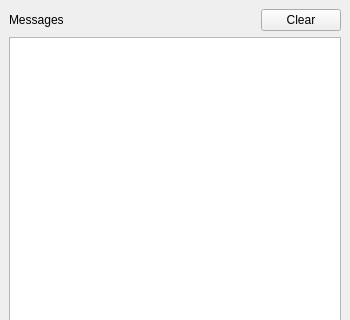
The window that UI/chatwindow.ui (xloem/spot-on-svn) describes before a commit, drawn with Qt 5; both pictures show x 0 to 350 and y 0 to 320 of the 350 by 600 pixel window.
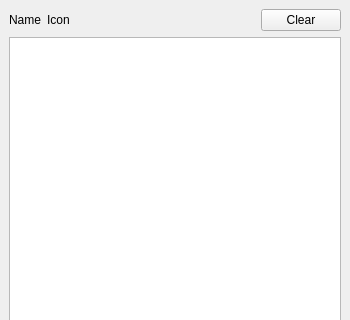
The same window after the commit. Custom widgets are drawn as their Qt base class.

Commit message: Chat windows.

What changed in the file:
```diff
--- a/UI/chatwindow.ui
+++ b/UI/chatwindow.ui
@@ -20,7 +20,14 @@
       <item>
        <widget class="QLabel" name="label">
         <property name="text">
-         <string>Messages</string>
+         <string>Name</string>
+        </property>
+       </widget>
+      </item>
+      <item>
+       <widget class="QLabel" name="icon">
+        <property name="text">
+         <string>Icon</string>
         </property>
        </widget>
       </item>
```
Left out of the diff: 2 changed lines with no effect on the pictures. The commit also changes 7 other files.
